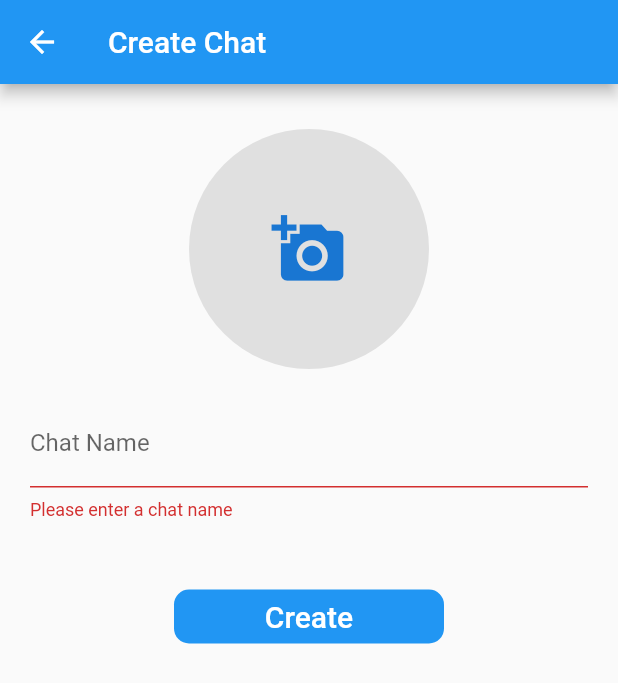
After one commit to TomasKulik/FirebaseChat, a Flutter app: the CreateChatScreen screen opened directly, after a tap on "Create", on a phone screen of 412 x 824 dp. The commit adds this screen. Shown: the top 683 px of the screen. Run offline on Flutter 3.47's test engine with Material 2 defaults, Android fonts, the phone set to English and light mode, and no system bars; our stand-ins replace cloud_firestore, firebase_auth, firebase_messaging, firebase_storage, flutter_image_compress, image_picker; accounts and stored records are empty.

Commit message:
Create chat screen

```diff
--- /dev/null
+++ b/lib/screens/create_chat_screen.dart
@@ -0,0 +1,132 @@
+import 'dart:io';
+
+import 'package:firebase_chat/models/user_data.dart';
+import 'package:firebase_chat/models/user_model.dart';
+import 'package:firebase_chat/screens/home_screen.dart';
+import 'package:firebase_chat/services/database_service.dart';
+import 'package:flutter/material.dart';
+import 'package:image_picker/image_picker.dart';
+import 'package:provider/provider.dart';
+
+class CreateChatScreen extends StatefulWidget {
+  final List<User> selectedUsers;
+
+  CreateChatScreen({this.selectedUsers});
+
+  @override
+  _CreateChatScreenState createState() => _CreateChatScreenState();
+}
+
+class _CreateChatScreenState extends State<CreateChatScreen> {
+  final _nameFormKey = GlobalKey<FormFieldState>();
+  String _name = '';
+  File _image;
+  bool _isLoading = false;
+
+  _handleImageFromGallery() async {
+    File imageFile = await ImagePicker.pickImage(source: ImageSource.gallery);
+    if (imageFile != null)
+      setState(() {
+        _image = imageFile;
+      });
+  }
+
+  _displayChatImage() {
+    return GestureDetector(
+      onTap: _handleImageFromGallery,
+      child: CircleAvatar(
+        radius: 80.0,
+        backgroundColor: Colors.grey[300],
+        backgroundImage: _image != null ? FileImage(_image) : null,
+        child: _image == null
+            ? const Icon(
+                Icons.add_a_photo,
+                size: 50.0,
+              )
+            : null,
+      ),
+    );
+  }
+
+  _submit() async {
+    if (_nameFormKey.currentState.validate() && !_isLoading) {
+      _nameFormKey.currentState.save();
+      if (_image != null) {
+        setState(() {
+          _isLoading = true;
+        });
+        List<String> userIds =
+            widget.selectedUsers.map((user) => user.id).toList();
+        userIds.add(
+          Provider.of<UserData>(context, listen: false).currentUserId,
+        );
+        Provider.of<DatabaseService>(context, listen: false)
+            .createChat(context, _name, _image, userIds)
+            .then(
+          (success) {
+            if (success) {
+              Navigator.pushAndRemoveUntil(
+                context,
+                MaterialPageRoute(
+                  builder: (_) => HomeScreen(),
+                ),
+                (Route<dynamic> route) => false,
+              );
+            }
+          },
+        );
+      }
+    }
+  }
+
+  @override
+  Widget build(BuildContext context) {
+    return Scaffold(
+      appBar: AppBar(
+        title: Text('Create Chat'),
+      ),
+      body: SingleChildScrollView(
+        child: Column(
+          children: <Widget>[
+            _isLoading
+                ? LinearProgressIndicator(
+                    backgroundColor: Colors.blue[200],
+                    valueColor: const AlwaysStoppedAnimation(Colors.blue),
+                  )
+                : const SizedBox.shrink(),
+            const SizedBox(height: 30.0),
+            _displayChatImage(),
+            Padding(
+              padding: EdgeInsets.all(20.0),
+              child: TextFormField(
+                key: _nameFormKey,
+                decoration: InputDecoration(labelText: 'Chat Name'),
+                validator: (input) =>
+                    input.trim().isEmpty ? 'Please enter a chat name' : null,
+                onSaved: (input) => _name = input,
+              ),
+            ),
+            const SizedBox(height: 20.0),
+            Container(
+              width: 180.0,
+              child: FlatButton(
+                shape: RoundedRectangleBorder(
+                  borderRadius: BorderRadius.circular(10.0),
+                ),
+                color: Colors.blue,
+                child: Text(
+                  'Create',
+                  style: TextStyle(
+                    color: Colors.white,
+                    fontSize: 20.0,
+                  ),
+                ),
+                onPressed: _submit,
+              ),
+            ),
+          ],
+        ),
+      ),
+    );
+  }
+}
--- a/lib/screens/search_users_screen.dart
+++ b/lib/screens/search_users_screen.dart
@@ -1,5 +1,6 @@
 import 'package:firebase_chat/models/user_data.dart';
 import 'package:firebase_chat/models/user_model.dart';
+import 'package:firebase_chat/screens/create_chat_screen.dart';
 import 'package:flutter/material.dart';
 import 'package:provider/provider.dart';
 import 'package:firebase_chat/services/database_service.dart';
@@ -34,7 +35,18 @@ class _SearchUsersScreenState extends State<SearchUsersScreen> {
             icon: Icon(
               Icons.add,
             ),
-            onPressed: () {},
+            onPressed: () {
+              if (_selectedUsers.length > 0) {
+                Navigator.push(
+                  context,
+                  MaterialPageRoute(
+                    builder: (_) => CreateChatScreen(
+                      selectedUsers: _selectedUsers,
+                    ),
+                  ),
+                );
+              }
+            },
           ),
         ],
       ),
```
